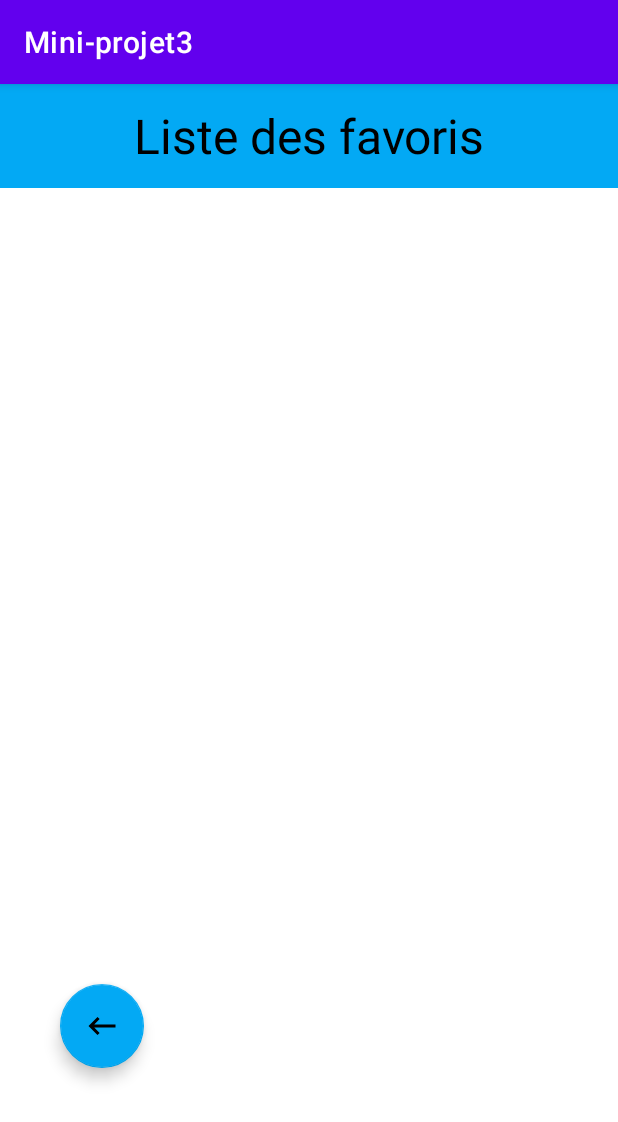
After one commit to malick1234/Miniprojet3, an Android app: the ListFragmentFavoris screen opened through its navigation route, on a phone screen of 412 x 824 dp. The commit adds this screen. Shown: the top 1122 px of the screen. Run offline under Robolectric (Android 15) with nearby library versions, the phone set to English and light mode, and no system bars.

Commit message:
setup pour favoris

```diff
--- /dev/null
+++ b/app/src/main/java/ca/qc/cgodin/mini_projet3/ListFragmentFavoris.kt
@@ -0,0 +1,69 @@
+package ca.qc.cgodin.mini_projet3
+
+import android.os.Bundle
+import androidx.fragment.app.Fragment
+import android.view.LayoutInflater
+import android.view.View
+import android.view.ViewGroup
+import androidx.navigation.fragment.findNavController
+import ca.qc.cgodin.mini_projet3.databinding.FragmentListFavorisBinding
+
+// TODO: Rename parameter arguments, choose names that match
+// the fragment initialization parameters, e.g. ARG_ITEM_NUMBER
+private const val ARG_PARAM1 = "param1"
+private const val ARG_PARAM2 = "param2"
+
+/**
+ * A simple [Fragment] subclass.
+ * Use the [ListFragmentFavoris.newInstance] factory method to
+ * create an instance of this fragment.
+ */
+class ListFragmentFavoris : Fragment() {
+    // TODO: Rename and change types of parameters
+    private var param1: String? = null
+    private var param2: String? = null
+
+    private lateinit var binding: FragmentListFavorisBinding
+
+    override fun onCreate(savedInstanceState: Bundle?) {
+        super.onCreate(savedInstanceState)
+        arguments?.let {
+            param1 = it.getString(ARG_PARAM1)
+            param2 = it.getString(ARG_PARAM2)
+        }
+    }
+
+    override fun onCreateView(
+        inflater: LayoutInflater, container: ViewGroup?,
+        savedInstanceState: Bundle?
+    ): View? {
+        // Inflate the layout for this fragment
+        binding = FragmentListFavorisBinding.inflate(layoutInflater)
+
+        binding.fabRetour.setOnClickListener {
+            findNavController().navigate(ListFragmentFavorisDirections.actionListFragmentFavorisToListFragment())
+        }
+
+        return binding.root
+    }
+
+    companion object {
+        /**
+         * Use this factory method to create a new instance of
+         * this fragment using the provided parameters.
+         *
+         * @param param1 Parameter 1.
+         * @param param2 Parameter 2.
+         * @return A new instance of fragment ListFragmentFavoris.
+         */
+        // TODO: Rename and change types and number of parameters
+        @JvmStatic
+        fun newInstance(param1: String, param2: String) =
+            ListFragmentFavoris().apply {
+                arguments = Bundle().apply {
+                    putString(ARG_PARAM1, param1)
+                    putString(ARG_PARAM2, param2)
+                }
+            }
+    }
+}
--- a/app/src/main/java/ca/qc/cgodin/mini_projet3/MainActivity.kt
+++ b/app/src/main/java/ca/qc/cgodin/mini_projet3/MainActivity.kt
@@ -1,9 +1,10 @@
 package ca.qc.cgodin.mini_projet3
 
+import android.database.sqlite.SQLiteDatabase
+import android.os.Bundle
 import androidx.appcompat.app.AppCompatActivity
-import android.os.Bundle
-import androidx.lifecycle.ViewModelProvider
 import ca.qc.cgodin.mini_projet3.data.SuccursaleViewModel
+
 
 class MainActivity : AppCompatActivity() {
 
@@ -12,6 +13,5 @@ class MainActivity : AppCompatActivity() {
     override fun onCreate(savedInstanceState: Bundle?) {
         super.onCreate(savedInstanceState)
         setContentView(R.layout.activity_main)
-
     }
 }
--- a/app/src/main/java/ca/qc/cgodin/mini_projet3/SuccursaleListAdapter.kt
+++ b/app/src/main/java/ca/qc/cgodin/mini_projet3/SuccursaleListAdapter.kt
@@ -37,6 +37,7 @@ class SuccursaleListAdapter constructor(
         val budgetItemView: TextView = itemView.findViewById(R.id.tvBudget)
         val btnDelete: FloatingActionButton = itemView.findViewById(R.id.fabDeleteSucc)
         val btnUpdate: FloatingActionButton = itemView.findViewById(R.id.fabUpdate)
+        val btnFavoris: FloatingActionButton = itemView.findViewById(R.id.fabSave)
     }
 
     override fun onCreateViewHolder(parent: ViewGroup, viewType: Int): SuccursaleViewHolder {
@@ -57,6 +58,10 @@ class SuccursaleListAdapter constructor(
             holder.itemView.findNavController().navigate(ListFragmentDirections.actionListFragmentToUpdateFragment())
         }
 
+        holder.btnFavoris.setOnClickListener {
+            holder.itemView.findNavController().navigate(ListFragmentDirections.actionListFragmentToListFragmentFavoris())
+        }
+
     }
 
 
--- a/app/src/main/java/ca/qc/cgodin/mini_projet3/data/Student.kt
+++ b/app/src/main/java/ca/qc/cgodin/mini_projet3/data/Student.kt
@@ -6,6 +6,7 @@ import androidx.room.PrimaryKey
 @Entity(tableName = "table_student")
 data class Student(
     @PrimaryKey(autoGenerate = false)
+    val id: Int,
     val Mat: String,
     val MDP: String,
     val Nom: String,
--- a/app/src/main/java/ca/qc/cgodin/mini_projet3/data/StudentDao.kt
+++ b/app/src/main/java/ca/qc/cgodin/mini_projet3/data/StudentDao.kt
@@ -19,6 +19,9 @@ interface StudentDao {
     @Query("SELECT * from table_student WHERE Mat=(:Mat)")
     fun getStudent(Mat: String): LiveData<Student?>
 
+    @Query("SELECT * FROM table_student WHERE id =(:userId)")
+    fun getUserById(userId: String): LiveData<Student>
+
     @Update
     fun updateStudent(student: Student)
     @Delete
--- a/app/src/main/java/ca/qc/cgodin/mini_projet3/data/SuccursaleViewModel.kt
+++ b/app/src/main/java/ca/qc/cgodin/mini_projet3/data/SuccursaleViewModel.kt
@@ -29,10 +29,14 @@ class SuccursaleViewModel(application: Application) : AndroidViewModel(applicati
 
     fun getBudget(ville: String) = viewModelScope.launch(Dispatchers.IO) {
         val budget = repository.getBudget(ville)
-        _budgetLiveData.postValue(budget)
+        _budgetLiveData.postValue(budget.toInt())
     }
 
     fun delete(succursale: Succursale) = viewModelScope.launch(Dispatchers.IO){
         repository.delete(succursale)
     }
+
+    fun deleteAll() = viewModelScope.launch(Dispatchers.IO){
+        repository.deleteAll()
+    }
 }
--- a/app/src/main/java/ca/qc/cgodin/mini_projet3/repository/SuccursaleRepository.kt
+++ b/app/src/main/java/ca/qc/cgodin/mini_projet3/repository/SuccursaleRepository.kt
@@ -12,7 +12,7 @@ class SuccursaleRepository(private val succursaleDao: SuccursaleDao) {
         succursaleDao.insert(succursale)
     }
 
-     fun getBudget(ville: String): Int{
+     fun getBudget(ville: String): Long {
         return succursaleDao.getBudget(ville)
     }
 
@@ -20,4 +20,8 @@ class SuccursaleRepository(private val succursaleDao: SuccursaleDao) {
         succursaleDao.deleteSuccursale(succursale)
     }
 
+    suspend fun deleteAll(){
+        succursaleDao.deleteAll()
+    }
+
 }
--- /dev/null
+++ b/app/src/main/res/drawable/ic_arrow_back.xml
@@ -0,0 +1,5 @@
+<vector android:autoMirrored="true" android:height="24dp"
+    android:tint="#000000" android:viewportHeight="24"
+    android:viewportWidth="24" android:width="24dp" xmlns:android="http://schemas.android.com/apk/res/android">
+    <path android:fillColor="@android:color/white" android:pathData="M21,11H6.83l3.58,-3.59L9,6l-6,6 6,6 1.41,-1.41L6.83,13H21z"/>
+</vector>
--- /dev/null
+++ b/app/src/main/res/layout/fragment_list_favoris.xml
@@ -0,0 +1,34 @@
+<?xml version="1.0" encoding="utf-8"?>
+<FrameLayout xmlns:android="http://schemas.android.com/apk/res/android"
+    xmlns:app="http://schemas.android.com/apk/res-auto"
+    xmlns:tools="http://schemas.android.com/tools"
+    android:layout_width="match_parent"
+    android:layout_height="match_parent"
+    tools:context=".ListFragmentFavoris">
+
+    <androidx.recyclerview.widget.RecyclerView
+        android:id="@+id/rvListeFavoris"
+        android:layout_width="match_parent"
+        android:layout_height="match_parent"
+        android:layout_marginTop="67dp" />
+
+    <TextView
+        android:id="@+id/tvFavoris"
+        android:layout_width="match_parent"
+        android:layout_height="69dp"
+        android:background="#03A9F4"
+        android:gravity="center"
+        android:text="@string/txt_liste_favoris"
+        android:textColor="@color/black"
+        android:textSize="32sp" />
+
+    <com.google.android.material.floatingactionbutton.FloatingActionButton
+        android:id="@+id/fabRetour"
+        android:layout_width="wrap_content"
+        android:layout_height="wrap_content"
+        android:layout_marginLeft="40dp"
+        android:layout_marginTop="600dp"
+        android:clickable="true"
+        android:src="@drawable/ic_arrow_back"
+        app:backgroundTint="#03A9F4" />
+</FrameLayout>
--- a/app/src/main/res/navigation/nav_graph.xml
+++ b/app/src/main/res/navigation/nav_graph.xml
@@ -31,6 +31,9 @@
         <action
             android:id="@+id/action_listFragment_to_budgetFragment"
             app:destination="@id/budgetFragment" />
+        <action
+            android:id="@+id/action_listFragment_to_listFragmentFavoris"
+            app:destination="@id/listFragmentFavoris" />
     </fragment>
     <fragment
         android:id="@+id/addFragment"
@@ -59,4 +62,13 @@
             android:id="@+id/action_budgetFragment_to_listFragment"
             app:destination="@id/listFragment" />
     </fragment>
+    <fragment
+        android:id="@+id/listFragmentFavoris"
+        android:name="ca.qc.cgodin.mini_projet3.ListFragmentFavoris"
+        android:label="fragment_list_favoris"
+        tools:layout="@layout/fragment_list_favoris" >
+        <action
+            android:id="@+id/action_listFragmentFavoris_to_listFragment"
+            app:destination="@id/listFragment" />
+    </fragment>
 </navigation>
--- a/app/src/main/res/values/strings.xml
+++ b/app/src/main/res/values/strings.xml
@@ -14,4 +14,5 @@
     <string name="txt_afficher_budget">Afficher budget</string>
     <string name="txt_retour">Retour</string>
     <string name="txt_update">Modifier succursale</string>
+    <string name="txt_liste_favoris">Liste des favoris</string>
 </resources>
```
Also changed, not shown: app/src/main/java/ca/qc/cgodin/mini_projet3/ListFragment.kt (+10 -3 lines), app/src/main/java/ca/qc/cgodin/mini_projet3/data/SuccursaleDao.kt (+6 -3 lines), app/src/main/java/ca/qc/cgodin/mini_projet3/data/SuccursaleDaoFavoris.kt (added, +23 -0 lines), app/src/main/java/ca/qc/cgodin/mini_projet3/data/SuccursaleDatabase.kt (+13 -2 lines), app/src/main/java/ca/qc/cgodin/mini_projet3/data/SuccursaleFavoris.kt (added, +12 -0 lines), app/src/main/java/ca/qc/cgodin/mini_projet3/data/SuccursaleFavorisDatabase.kt (added, +45 -0 lines), app/src/main/java/ca/qc/cgodin/mini_projet3/data/SuccursaleFavorisViewModel.kt (added, +31 -0 lines), app/src/main/java/ca/qc/cgodin/mini_projet3/repository/SuccursaleFavorisRepository.kt (added, +22 -0 lines).
